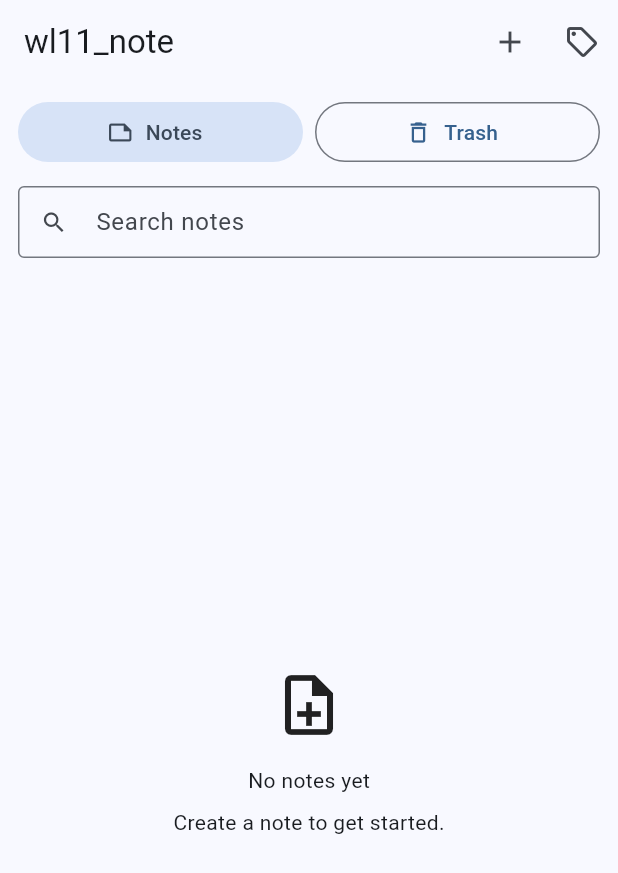
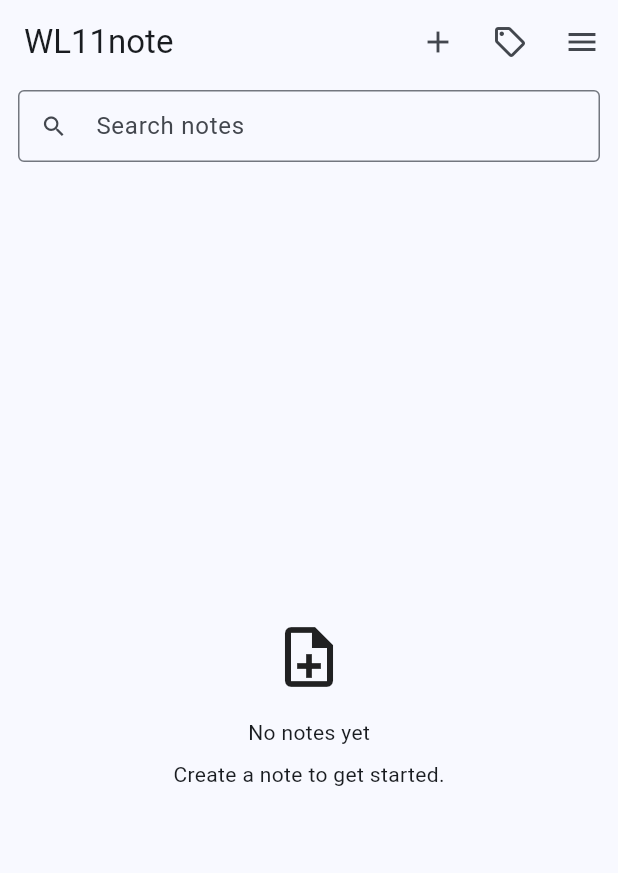
Before and after one commit to withlet11/wl11_note, a Flutter app: the screen it shows after launch, on a phone screen of 412 x 824 dp. Shown: the top 873 px of the screen. Run offline on Flutter 3.47's test engine with Material 3 defaults, Android fonts, the phone set to English and light mode, and no system bars; our stand-ins replace file_picker, flutter_markdown_plus, sqflite, sqflite_common_ffi; accounts and stored records are empty.

Commit message:
Replace Notes and Trash tabs with navigation menu

```diff
--- a/lib/main.dart
+++ b/lib/main.dart
@@ -34,7 +34,7 @@ class Wl11NoteApp extends StatelessWidget {
   @override
   Widget build(BuildContext context) {
     return MaterialApp(
-      title: 'wl11_note',
+      title: 'WL11note',
       theme: ThemeData(
         colorScheme: ColorScheme.fromSeed(seedColor: Colors.blue),
         useMaterial3: true,
--- a/lib/providers/notes_provider.dart
+++ b/lib/providers/notes_provider.dart
@@ -48,7 +48,7 @@ class NotesProvider extends ChangeNotifier {
 
         final matchesTags =
             _selectedTagIds.isEmpty ||
-            _selectedTagIds.any(
+            _selectedTagIds.every(
               (tagId) => _noteIdsByTag[tagId]?.contains(note.id) ?? false,
             );
 
--- a/lib/screens/main_screen.dart
+++ b/lib/screens/main_screen.dart
@@ -160,7 +160,7 @@ class _MobileLayout extends StatelessWidget {
   }
 }
 
-enum _NoteListView { notes, trash }
+enum _NoteListView { notes, menu, trash }
 
 class NoteListPane extends StatefulWidget {
   const NoteListPane({
@@ -300,7 +300,6 @@ class _NoteListPaneState extends State<NoteListPane> {
     return Consumer<NotesProvider>(
       builder: (context, provider, child) {
         final notes = provider.filteredNotes;
-        final isTrash = _view == _NoteListView.trash;
 
         final hasFilters =
             provider.searchQuery.isNotEmpty ||
@@ -308,9 +307,29 @@ class _NoteListPaneState extends State<NoteListPane> {
 
         return Scaffold(
           appBar: AppBar(
-            title: const Text('wl11_note'),
+            title: Text(
+              _view == _NoteListView.trash
+                  ? 'Trash'
+                  : _view == _NoteListView.menu
+                  ? 'Settings'
+                  : 'WL11note',
+            ),
             automaticallyImplyLeading: false,
+            leading: _view == _NoteListView.notes
+                ? null
+                : IconButton(
+                    tooltip: 'Back',
+                    onPressed: () {
+                      setState(() {
+                        _view = _view == _NoteListView.trash
+                            ? _NoteListView.menu
+                            : _NoteListView.notes;
+                      });
+                    },
+                    icon: const Icon(Icons.arrow_back),
+                  ),
             actions: [
+              if (_view == _NoteListView.notes) ...[
                 IconButton(
                   tooltip: 'New note',
                   onPressed: provider.isLoading ? null : widget.onCreateNote,
@@ -321,6 +340,14 @@ class _NoteListPaneState extends State<NoteListPane> {
                   onPressed: () => _showTagManagementDialog(context),
                   icon: const Icon(Icons.sell_outlined),
                 ),
+                IconButton(
+                  tooltip: 'Menu',
+                  onPressed: () {
+                    setState(() => _view = _NoteListView.menu);
+                  },
+                  icon: const Icon(Icons.menu),
+                ),
+              ],
               if (_view == _NoteListView.trash &&
                   provider.deletedNotes.isNotEmpty)
                 IconButton(
@@ -332,30 +359,7 @@ class _NoteListPaneState extends State<NoteListPane> {
           ),
           body: Column(
             children: [
-              Padding(
-                padding: const EdgeInsets.fromLTRB(12, 8, 12, 8),
-                child: Row(
-                  children: [
-                    Expanded(
-                      child: _viewButton(
-                        label: 'Notes',
-                        icon: Icons.note_outlined,
-                        view: _NoteListView.notes,
-                      ),
-                    ),
-                    const SizedBox(width: 8),
-                    Expanded(
-                      child: _viewButton(
-                        label: 'Trash',
-                        icon: Icons.delete_outline,
-                        view: _NoteListView.trash,
-                      ),
-                    ),
-                  ],
-                ),
-              ),
-
-              if (!isTrash) ...[
+              if (_view == _NoteListView.notes) ...[
                 Padding(
                   padding: const EdgeInsets.fromLTRB(12, 4, 12, 8),
                   child: TextField(
@@ -376,47 +380,12 @@ class _NoteListPaneState extends State<NoteListPane> {
                     ),
                   ),
                 ),
-
-                if (provider.tags.isNotEmpty)
-                  Padding(
-                    padding: const EdgeInsets.symmetric(
-                      horizontal: 12,
-                      vertical: 4,
-                    ),
-                    child: Wrap(
-                      spacing: 8,
-                      runSpacing: 4,
-                      children: [
-                        ...provider.tags.map(
-                          (tag) => FilterChip(
-                            label: Text(tag.name),
-                            selected: provider.isTagSelected(tag.id),
-                            onSelected: (_) {
-                              provider.toggleTagFilter(tag.id);
-                            },
-                          ),
-                        ),
-                        if (provider.selectedTagIds.isNotEmpty)
-                          TextButton(
-                            onPressed: provider.clearTagFilters,
-                            child: const Text('Clear'),
-                          ),
-                      ],
-                    ),
-                  ),
               ],
 
               Expanded(
-                child: isTrash
-                    ? _TrashListView(
-                        notes: provider.deletedNotes,
-                        isLoading: provider.isLoading,
-                        onRestore: (note) =>
-                            _restoreNote(context, provider, note),
-                        onDeletePermanently: (note) =>
-                            _permanentlyDeleteNote(context, provider, note),
-                      )
-                    : notes.isEmpty
+                child: switch (_view) {
+                  _NoteListView.notes =>
+                    notes.isEmpty
                         ? _FilteredEmptyView(
                             hasFilters: hasFilters,
                             onClear: () {
@@ -439,31 +408,31 @@ class _NoteListPaneState extends State<NoteListPane> {
                               );
                             },
                           ),
+                  _NoteListView.menu => ListView(
+                    children: [
+                      ListTile(
+                        leading: const Icon(Icons.delete_outline),
+                        title: const Text('Trash'),
+                        trailing: const Icon(Icons.chevron_right),
+                        onTap: () {
+                          setState(() => _view = _NoteListView.trash);
+                        },
+                      ),
+                    ],
+                  ),
+                  _NoteListView.trash => _TrashListView(
+                    notes: provider.deletedNotes,
+                    isLoading: provider.isLoading,
+                    onRestore: (note) => _restoreNote(context, provider, note),
+                    onDeletePermanently: (note) =>
+                        _permanentlyDeleteNote(context, provider, note),
+                  ),
+                },
               ),
             ],
           ),
         );
       },
-    );
-  }
-
-  Widget _viewButton({
-    required String label,
-    required IconData icon,
-    required _NoteListView view,
-  }) {
-    final selected = _view == view;
-
-    return selected
-        ? FilledButton.tonalIcon(
-            onPressed: () => setState(() => _view = view),
-            icon: Icon(icon),
-            label: Text(label),
-          )
-        : OutlinedButton.icon(
-            onPressed: () => setState(() => _view = view),
-            icon: Icon(icon),
-            label: Text(label),
     );
   }
 }
@@ -534,16 +503,27 @@ class _NoteListTile extends StatelessWidget {
             const SizedBox(height: 6),
             Wrap(
               spacing: 4,
-              runSpacing: 0,
+              runSpacing: 2,
               children: tags.map((tag) {
-                return FilterChip(
-                  label: Text(tag.name),
-                  selected: selectedTagIds.contains(tag.id),
-                  onSelected: (_) => onTagTap(tag.id),
-                  visualDensity: VisualDensity.compact,
-                  materialTapTargetSize: MaterialTapTargetSize.shrinkWrap,
-                  padding: EdgeInsets.zero,
-                  labelPadding: const EdgeInsets.symmetric(horizontal: 6),
+                return Container(
+                  padding: const EdgeInsets.symmetric(
+                    horizontal: 8,
+                    vertical: 3,
+                  ),
+                  decoration: BoxDecoration(
+                    color: selectedTagIds.contains(tag.id)
+                        ? Theme.of(context).colorScheme.primary
+                        : Theme.of(context).colorScheme.secondaryContainer,
+                    borderRadius: BorderRadius.circular(12),
+                  ),
+                  child: Text(
+                    tag.name,
+                    style: Theme.of(context).textTheme.labelSmall?.copyWith(
+                      color: selectedTagIds.contains(tag.id)
+                          ? Theme.of(context).colorScheme.onPrimary
+                          : Theme.of(context).colorScheme.onSecondaryContainer,
+                    ),
+                  ),
                 );
               }).toList(),
             ),
@@ -829,7 +809,15 @@ class _TagManagementDialog extends StatelessWidget {
 
                 return ListTile(
                   contentPadding: EdgeInsets.zero,
+                  leading: Icon(
+                    provider.isTagSelected(tag.id)
+                        ? Icons.check_circle
+                        : Icons.radio_button_unchecked,
+                  ),
                   title: Text(tag.name),
+                  onTap: provider.isLoading
+                      ? null
+                      : () => provider.toggleTagFilter(tag.id),
                   trailing: Row(
                     mainAxisSize: MainAxisSize.min,
                     children: [
@@ -856,6 +844,17 @@ class _TagManagementDialog extends StatelessWidget {
         ),
       ),
       actions: [
+        Consumer<NotesProvider>(
+          builder: (context, provider, child) {
+            return TextButton(
+              onPressed:
+                  provider.tags.isEmpty || provider.selectedTagIds.isEmpty
+                  ? null
+                  : provider.clearTagFilters,
+              child: const Text('Clear'),
+            );
+          },
+        ),
         TextButton(
           onPressed: () => Navigator.pop(context),
           child: const Text('Close'),
```
Also changed, not shown: 1 other file. Lines whose indentation alone changed are shown as unchanged.
